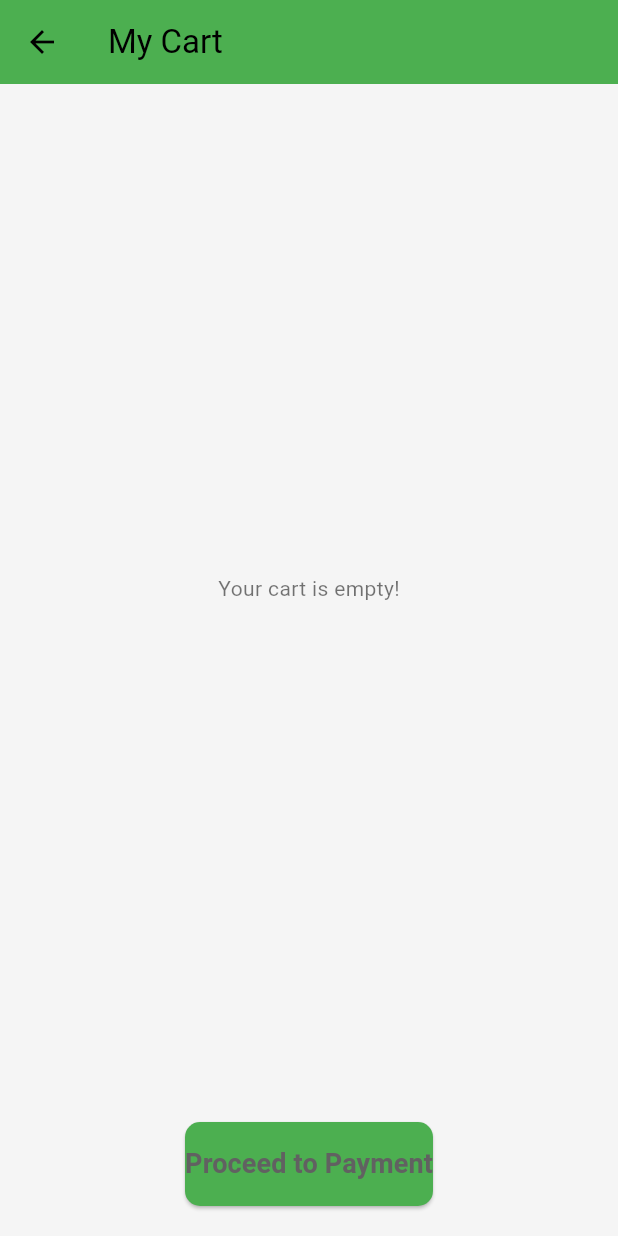
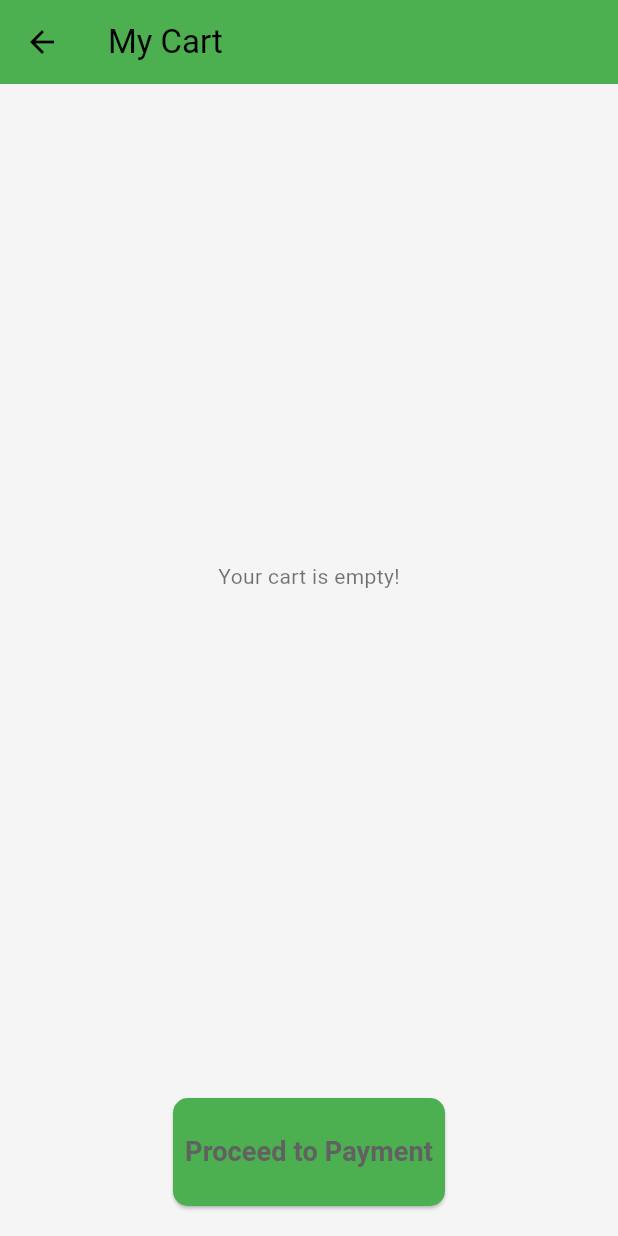
Before and after one commit to ErandaRandikaRox/Food_Dlivery_App_In_Flutter, a Flutter app: the CartPage screen opened directly, on a phone screen of 412 x 824 dp. Run offline on Flutter 3.47's test engine with Material 3 defaults, Android fonts, the phone set to English and light mode, and no system bars; our stand-ins replace flutter_credit_card.

```diff
--- a/food_delivery_app/lib/pages/cart_page.dart
+++ b/food_delivery_app/lib/pages/cart_page.dart
@@ -60,11 +60,14 @@ class CartPage extends StatelessWidget {
                   borderRadius: BorderRadius.circular(10),
                 ),
               ),
-              child: const Text(
-                'Proceed to Payment',
-                style: TextStyle(
-                  fontSize: 18,
-                  fontWeight: FontWeight.bold,
+              child: const Padding(
+                padding: EdgeInsets.all(8.0),
+                child: Text(
+                  'Proceed to Payment',
+                  style: TextStyle(
+                    fontSize: 18,
+                    fontWeight: FontWeight.bold,
+                  ),
                 ),
               ),
             ),
```
Also changed, not shown: food_delivery_app/lib/components/MyCartTile.dart (+40 -6 lines).
